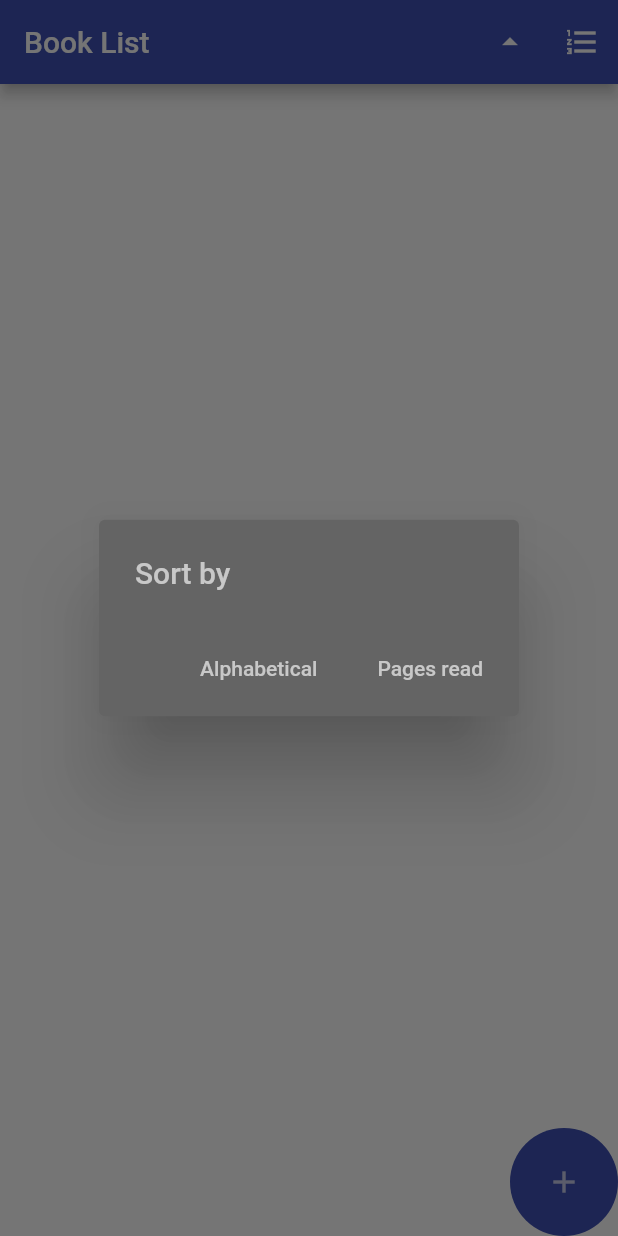
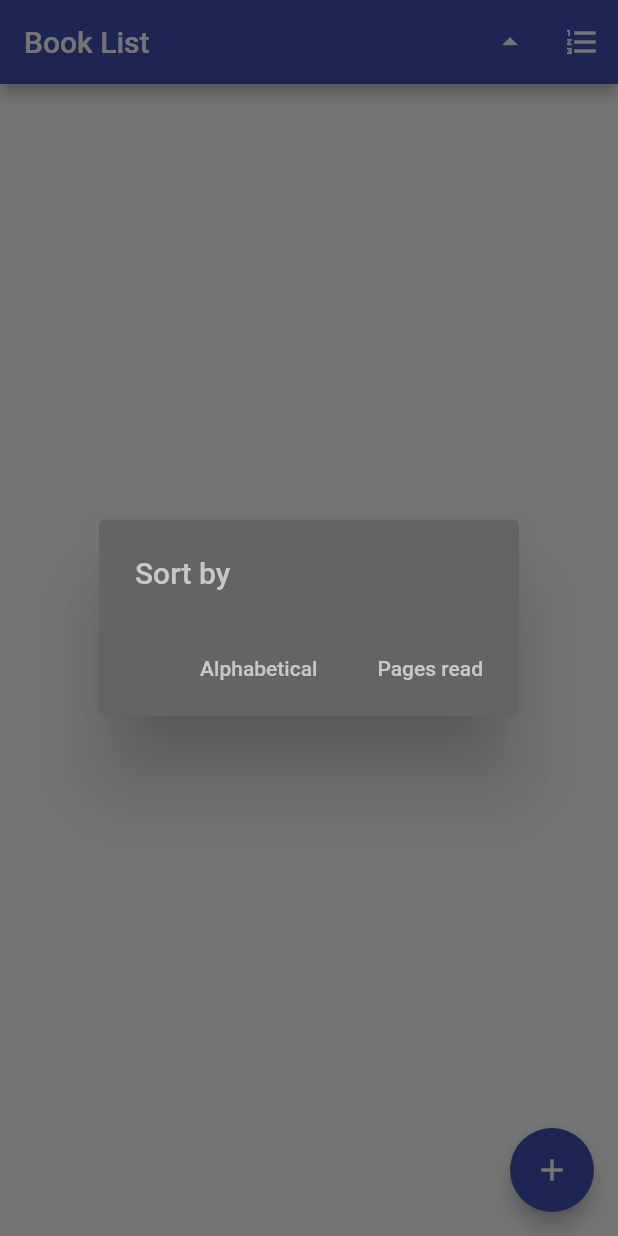
Before and after one commit to BarcinoLechiguino/Assignments_Mobile_Devices, a Flutter app: the screen it shows after launch, after a tap on the "format list numbered" icon, on a phone screen of 412 x 824 dp. Run offline on Flutter 3.47's test engine with Material 2 defaults, Android fonts, the light colour scheme and no system bars; our stand-ins replace cloud_firestore, firebase_core; accounts and stored records are empty.

Commit message:
Re-structured the .dart files so they are consistent with the application's functionalities.

```diff
--- a/2nd Assignment/firebase/lib/containers/book.dart
+++ /dev/null
@@ -1,10 +0,0 @@
-class Book
-{
-  Book();
-
-  String  cover_url     = "[NONE]";
-  String  title         = "[Default Title]";
-  String  author        = "[Default Author]";
-  int     pages_read    = 0;
-  int     total_pages   = 500;
-}
--- a/2nd Assignment/firebase/lib/main.dart
+++ b/2nd Assignment/firebase/lib/main.dart
@@ -1,4 +1,4 @@
-import 'package:firebase/screens/todo_list_screen.dart';
+import 'package:firebase/screens/book_list_screen.dart';
 import 'package:flutter/material.dart';
 import 'package:firebase_core/firebase_core.dart';
 
@@ -14,7 +14,7 @@ class MyApp extends StatelessWidget {
   Widget build(BuildContext context) {
     return MaterialApp(
       title: 'Flutter Demo',
-      home: TodoListScreen(),
+      home: BookListScreen(),
     );
   }
 }
--- a/2nd Assignment/firebase/lib/screens/add_book_screen.dart
+++ b/2nd Assignment/firebase/lib/screens/add_book_screen.dart
@@ -1,6 +1,5 @@
 import 'package:flutter/material.dart';
 import 'package:cloud_firestore/cloud_firestore.dart';
-import 'package:firebase/screens/todo_list_screen.dart';
 
 class AddResult {
   AddResult();
@@ -75,7 +74,7 @@ class _AddBookScreenState extends State<AddBookScreen> {
         backgroundColor: Colors.indigo,
         child: Icon(Icons.done,),
         //child: Icon(Icons.dnd_forwardslash,),
-        onPressed: () {},
+        onPressed: () { Navigator.pop(context); },
       ),
     );
   }
--- a/2nd Assignment/firebase/lib/screens/todo_list_screen.dart
+++ b/2nd Assignment/firebase/lib/screens/book_list_screen.dart
@@ -1,17 +1,15 @@
-import 'dart:math';
-
 import 'package:cloud_firestore/cloud_firestore.dart';
-import 'package:firebase/screens/edit_book_screen.dart';
+import 'package:firebase/screens/book_info_screen.dart';
 import 'package:firebase/screens/add_book_screen.dart';
 import 'package:flutter/cupertino.dart';
 import 'package:flutter/material.dart';
 
-class TodoListScreen extends StatefulWidget {
+class BookListScreen extends StatefulWidget {
   @override
-  _TodoListScreenState createState() => _TodoListScreenState();
+  _BookListScreenState createState() => _BookListScreenState();
 }
 
-class _TodoListScreenState extends State<TodoListScreen> {
+class _BookListScreenState extends State<BookListScreen> {
   TextEditingController _controller;
 
   bool ascending  = false;
@@ -35,7 +33,7 @@ class _TodoListScreenState extends State<TodoListScreen> {
 
   void _editBook(final _bookId) {
     Navigator.of(context).push(
-      MaterialPageRoute(builder: (context) => EditBookScreen(/*bookId:*/ bookIndex: _bookId, /*Get[index]*/ ), ),
+      MaterialPageRoute(builder: (context) => BookInfoScreen(/*bookId:*/ bookIndex: _bookId, /*Get[index]*/ ), ),
     ).then((editResult)
       {
         if (editResult != null)
@@ -89,13 +87,15 @@ class _TodoListScreenState extends State<TodoListScreen> {
           ),
         ],
       ),
-      body: Center(
-        child: CircularProgressIndicator(),
+      body: Center(child: CircularProgressIndicator(), ),
+      floatingActionButton: FloatingActionButton(
+        child: Icon(Icons.add),
+        onPressed: () { /*_addBook();*/ },
       ),
     );
   }
 
-  Widget _buildTodoListPage(QuerySnapshot snapshot) {
+  Widget _buildBookListPage(QuerySnapshot snapshot) {
     final todos = FirebaseFirestore.instance.collection('books');
     final docs = snapshot.docs;
     return Scaffold(
@@ -215,48 +215,14 @@ class _TodoListScreenState extends State<TodoListScreen> {
             elevation: 0.0,
             color: Colors.indigo,
             shape: CircleBorder(side: BorderSide.none),
-            child: Padding(
-              padding: EdgeInsets.all(12),
-              child : IconButton(
-                icon: Icon(Icons.add, color: Colors.white70, ),
-                iconSize: 24.0,
-                onPressed: ()
-                {
-                  _addBook();
-                },
-              ),
-
-              /*child: Row(
-                children: [
-                  Expanded(
-                    child: TextField(
-                      decoration: InputDecoration(),
-                      cursorColor: Colors.white60,
-                      controller: _controller,
-                      style: TextStyle(color: Colors.white70, ),
-                    ),
-                  ),
-                  IconButton(
-                    icon: Icon(Icons.add, color: Colors.white70),
-                    onPressed: ()
-                    {
-                      todos.add({
-                        'Title': _controller.text,
-                        'Author': "Default Author",
-                        'Pages Read': Random().nextInt(500),
-                        'Genre': "Educational",
-                        'Total Pages': 500,
-                      });
-
-                      _controller.clear();
-                    },
-                  ),
-                ],
-              ),*/
-
-            ),
           ),
         ],
+      ),
+
+      floatingActionButton: FloatingActionButton(
+        backgroundColor: Colors.indigo,
+        child: Icon(Icons.add),
+        onPressed: () { _addBook(); },
       ),
     );
   }
@@ -273,7 +239,7 @@ class _TodoListScreenState extends State<TodoListScreen> {
         switch (snapshot.connectionState)
         {
           case ConnectionState.waiting:     { return _buildLoadingPage(); }
-          case ConnectionState.active:      { return _buildTodoListPage(snapshot.data); }
+          case ConnectionState.active:      { return _buildBookListPage(snapshot.data); }
           default:                          { return _buildErrorPage("unreachable!!!"); }
         }
       },
```
Also changed, not shown: 2nd Assignment/firebase/lib/screens/book_info_screen.dart (+128 -0 lines), 2nd Assignment/firebase/lib/screens/edit_book_screen.dart (+8 -38 lines).
